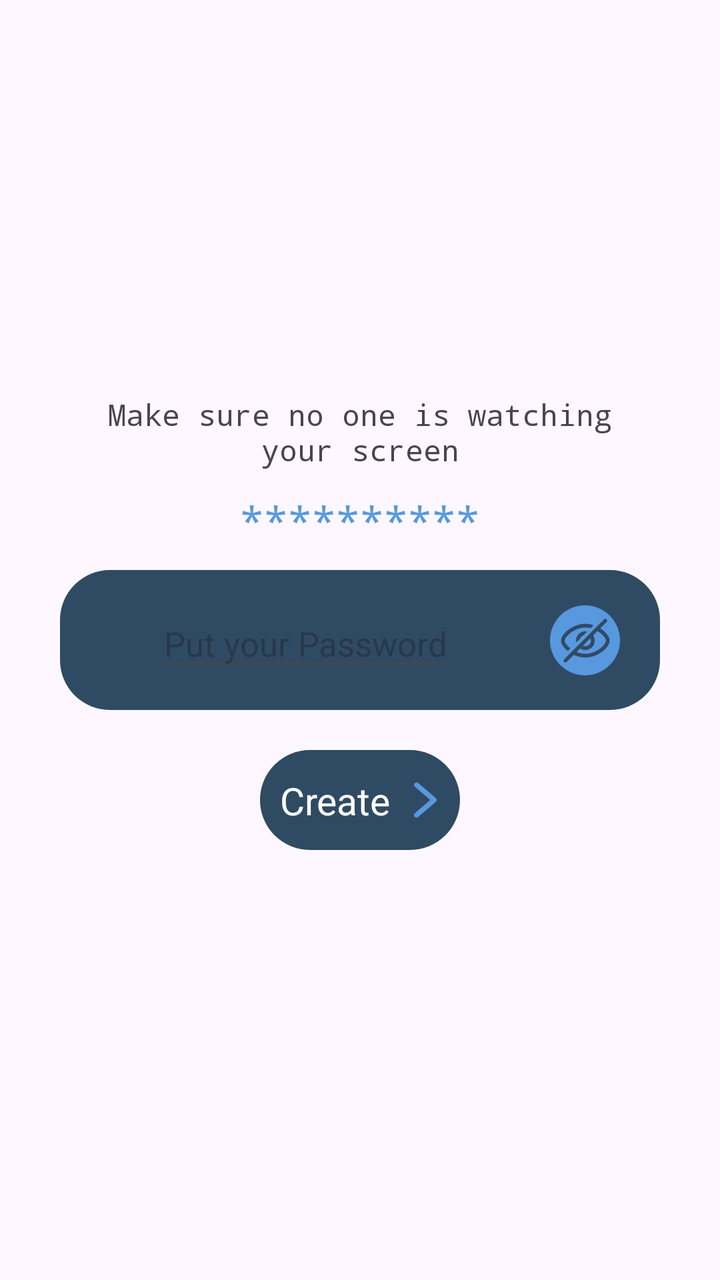
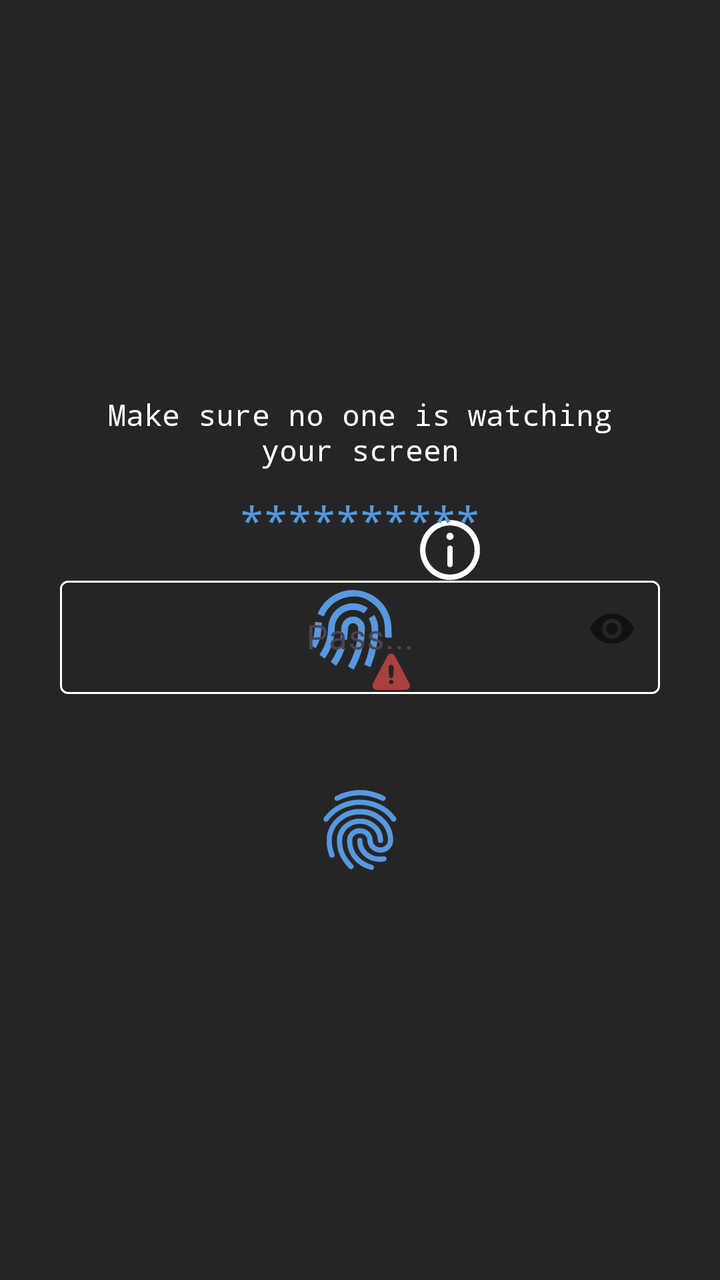

The first picture is an Android layout as it rendered before a commit; the second is the same layout after the commit. The layout source and the unified diff follow.
<!-- AndroidManifest.xml: application theme Theme.NowiLock -->
<!-- res/layout/register_activity.xml -->
<?xml version="1.0" encoding="utf-8"?>
<androidx.constraintlayout.widget.ConstraintLayout xmlns:android="http://schemas.android.com/apk/res/android"
    xmlns:app="http://schemas.android.com/apk/res-auto"
    xmlns:tools="http://schemas.android.com/tools"
    android:id="@+id/main"
    android:layout_width="match_parent"
    android:layout_height="match_parent"
    tools:context=".RegisterActivity">


    <TextView
        android:id="@+id/info"
        android:layout_width="280dp"
        android:layout_height="wrap_content"
        android:text="Make sure no one is watching your screen"
        android:fontFamily="monospace"
        app:layout_constraintBottom_toTopOf="@id/all"
        app:layout_constraintEnd_toEndOf="parent"
        app:layout_constraintStart_toStartOf="parent"
        android:layout_margin="50dp"
        android:textSize="15dp"
        android:gravity="center"
        />

    <TextView
        android:id="@+id/opor"
        android:layout_width="wrap_content"
        android:layout_height="wrap_content"
        android:text="**********"
        android:textSize="20dp"
        android:textColor="@color/blue_nowi"
        android:fontFamily="monospace"
        app:layout_constraintEnd_toEndOf="@id/all"
        app:layout_constraintStart_toStartOf="@id/all"
        app:layout_constraintBottom_toTopOf="@id/all"
        app:layout_constraintTop_toBottomOf="@id/info"
        />

    <androidx.constraintlayout.widget.ConstraintLayout
        android:id="@+id/all"
        android:layout_width="300dp"
        android:layout_height="70dp"
        android:background="@drawable/border_25"
        android:backgroundTint="@color/blue_oscuro"
        app:layout_constraintTop_toTopOf="parent"
        app:layout_constraintBottom_toBottomOf="parent"
        app:layout_constraintEnd_toEndOf="parent"
        app:layout_constraintStart_toStartOf="parent"
        >

        <EditText
            android:id="@+id/input_pass"
            android:layout_width="wrap_content"
            android:layout_height="wrap_content"
            android:maxWidth="200dp"
            app:layout_constraintTop_toTopOf="parent"
            app:layout_constraintBottom_toBottomOf="parent"
            app:layout_constraintStart_toStartOf="parent"
            app:layout_constraintEnd_toStartOf="@id/visible_all"
            android:hint="Put your Password"
            android:textSize="17dp"
            android:textColor="@color/white"
            android:gravity="center"
            android:maxLines="1"
            android:inputType="textPassword"
            />

        <com.google.android.material.progressindicator.LinearProgressIndicator
            android:id="@+id/progress"
            android:layout_width="130dp"
            android:layout_height="wrap_content"
            android:background="@drawable/border_25"
            app:trackColor="@color/blue_oscuro"
            app:indicatorColor="@color/blue_oscuro"
            app:layout_constraintEnd_toEndOf="@id/input_pass"
            app:layout_constraintStart_toStartOf="@id/input_pass"
            app:layout_constraintTop_toBottomOf="@id/input_pass"
            />

        <androidx.constraintlayout.widget.ConstraintLayout
            android:id="@+id/visible_all"
            android:layout_width="35dp"
            android:layout_height="35dp"
            app:layout_constraintEnd_toEndOf="parent"
            app:layout_constraintTop_toTopOf="parent"
            app:layout_constraintBottom_toBottomOf="parent"
            android:background="@drawable/border_25"
            android:backgroundTint="@color/blue_nowi"
            android:layout_marginEnd="20dp"
            >

            <com.google.android.material.imageview.ShapeableImageView
                android:id="@+id/visible_icon"
                android:layout_width="wrap_content"
                android:layout_height="wrap_content"
                android:src="@drawable/close_eye"
                app:layout_constraintTop_toTopOf="parent"
                app:layout_constraintBottom_toBottomOf="parent"
                app:layout_constraintEnd_toEndOf="parent"
                app:layout_constraintStart_toStartOf="parent"
                />

        </androidx.constraintlayout.widget.ConstraintLayout>
    </androidx.constraintlayout.widget.ConstraintLayout>

    <androidx.constraintlayout.widget.ConstraintLayout
        android:id="@+id/bottom_create"
        android:layout_width="100dp"
        android:layout_height="50dp"
        android:background="@drawable/border_25"
        android:backgroundTint="@color/blue_oscuro"
        app:layout_constraintTop_toBottomOf="@id/all"
        app:layout_constraintEnd_toEndOf="@id/all"
        app:layout_constraintStart_toStartOf="@id/all"
        android:layout_marginTop="20dp"
        >

        <TextView
            android:id="@+id/text_create"
            android:layout_width="wrap_content"
            android:layout_height="wrap_content"
            android:text="Create"
            android:textSize="19dp"
            android:textColor="@color/white"
            app:layout_constraintTop_toTopOf="parent"
            app:layout_constraintBottom_toBottomOf="parent"
            app:layout_constraintStart_toStartOf="parent"
            android:layout_marginStart="10dp"
            />

        <com.google.android.material.imageview.ShapeableImageView
            android:layout_width="wrap_content"
            android:layout_height="wrap_content"
            android:src="@drawable/arrow_r"
            app:layout_constraintTop_toTopOf="parent"
            app:layout_constraintBottom_toBottomOf="parent"
            app:layout_constraintEnd_toEndOf="parent"
            app:layout_constraintStart_toEndOf="@id/text_create"
            />
    </androidx.constraintlayout.widget.ConstraintLayout>
</androidx.constraintlayout.widget.ConstraintLayout>
<!-- resources referenced by this layout -->
<resources>
  <color name="blue_nowi">#5898df</color>
  <color name="blue_oscuro">#2f4b64</color>
  <color name="white">#FFFFFFFF</color>
  <!-- drawable arrow_r (drawable) -->
  <vector xmlns:android="http://schemas.android.com/apk/res/android" android:height="30dp" android:viewportHeight="512" android:viewportWidth="512" android:width="30dp">
        
      <path android:fillColor="@color/blue_nowi" android:pathData="M172.1,108.6c-9.4,4.7 -13.7,14.7 -10.7,24.9 1.1,3.7 2.9,6.3 6.8,10.1 2.9,2.8 33.3,29 67.6,58.3 34.2,29.3 62.2,53.5 62.1,53.9 0,0.4 -27.7,24.3 -61.5,53.2 -77.7,66.3 -74,62.9 -75.9,69.3 -5.4,18.1 13.4,33.9 29.8,25.1 5.9,-3.2 154.9,-131 158.3,-135.8 6.4,-9 5.1,-19.6 -3.3,-27.8 -2.6,-2.5 -38.2,-33.1 -79,-68 -55.6,-47.6 -75.1,-63.7 -78.1,-64.6 -6,-1.8 -10.3,-1.4 -16.1,1.4z" android:strokeColor="#00000000"/>
      
  </vector>
  <!-- drawable border_25 (drawable) -->
  <?xml version="1.0" encoding="utf-8"?>
  <shape xmlns:android="http://schemas.android.com/apk/res/android">
  
      <corners android:radius="25dp"/>
  </shape>
  <!-- drawable close_eye: vector/xml drawable (drawable, 2137 chars, omitted) -->
  <style name="Theme.NowiLock" parent="Base.Theme.NowiLock" />
  <style name="Base.Theme.NowiLock" parent="Theme.Material3.DayNight.NoActionBar">
          
          
      </style>
</resources>

<!-- the commit's change to res/layout/register_activity.xml (unified diff, before → after) -->
@@ -5,137 +5,135 @@
     android:id="@+id/main"
     android:layout_width="match_parent"
     android:layout_height="match_parent"
-    tools:context=".RegisterActivity">
-
-
-    <TextView
-        android:id="@+id/info"
-        android:layout_width="280dp"
-        android:layout_height="wrap_content"
-        android:text="Make sure no one is watching your screen"
-        android:fontFamily="monospace"
-        app:layout_constraintBottom_toTopOf="@id/all"
-        app:layout_constraintEnd_toEndOf="parent"
-        app:layout_constraintStart_toStartOf="parent"
-        android:layout_margin="50dp"
-        android:textSize="15dp"
-        android:gravity="center"
-        />
-
-    <TextView
-        android:id="@+id/opor"
-        android:layout_width="wrap_content"
-        android:layout_height="wrap_content"
-        android:text="**********"
-        android:textSize="20dp"
-        android:textColor="@color/blue_nowi"
-        android:fontFamily="monospace"
-        app:layout_constraintEnd_toEndOf="@id/all"
-        app:layout_constraintStart_toStartOf="@id/all"
-        app:layout_constraintBottom_toTopOf="@id/all"
-        app:layout_constraintTop_toBottomOf="@id/info"
-        />
+    tools:context=".RegisterActivity"
+    android:background="@color/grew_o_2">
 
     <androidx.constraintlayout.widget.ConstraintLayout
-        android:id="@+id/all"
-        android:layout_width="300dp"
-        android:layout_height="70dp"
-        android:background="@drawable/border_25"
-        android:backgroundTint="@color/blue_oscuro"
+        android:id="@+id/back_all_bio_error"
+        android:layout_width="200dp"
+        android:layout_height="200dp"
+        app:layout_constraintTop_toTopOf="parent"
+        app:layout_constraintBottom_toBottomOf="parent"
+        app:layout_constraintStart_toStartOf="parent"
+        app:layout_constraintEnd_toEndOf="parent"
+        >
+
+        <com.google.android.material.imageview.ShapeableImageView
+            android:id="@+id/bio_error"
+            android:layout_width="wrap_content"
+            android:layout_height="wrap_content"
+            android:src="@drawable/biometric_error"
+            app:layout_constraintTop_toTopOf="parent"
+            app:layout_constraintBottom_toBottomOf="parent"
+            app:layout_constraintEnd_toEndOf="parent"
+            app:layout_constraintStart_toStartOf="parent"
+            />
+
+        <com.google.android.material.imageview.ShapeableImageView
+            android:id="@+id/info_bio_error"
+            android:layout_width="wrap_content"
+            android:layout_height="wrap_content"
+            android:src="@drawable/information"
+            app:layout_constraintStart_toEndOf="@id/bio_error"
+            app:layout_constraintBottom_toTopOf="@id/bio_error"
+            android:layout_marginBottom="5dp"
+            android:layout_marginStart="5dp"
+            />
+
+    </androidx.constraintlayout.widget.ConstraintLayout>
+
+    <androidx.constraintlayout.widget.ConstraintLayout
+        android:id="@+id/back_all"
+        android:layout_width="320dp"
+        android:layout_height="300dp"
         app:layout_constraintTop_toTopOf="parent"
         app:layout_constraintBottom_toBottomOf="parent"
         app:layout_constraintEnd_toEndOf="parent"
         app:layout_constraintStart_toStartOf="parent"
         >
 
-        <EditText
-            android:id="@+id/input_pass"
+        <TextView
+            android:id="@+id/info"
+            android:layout_width="280dp"
+            android:layout_height="wrap_content"
+            android:text="Make sure no one is watching your screen"
+            android:fontFamily="monospace"
+            app:layout_constraintBottom_toTopOf="@id/all"
+            app:layout_constraintEnd_toEndOf="parent"
+            app:layout_constraintStart_toStartOf="parent"
+            android:layout_margin="50dp"
+            android:textSize="15dp"
+            android:gravity="center"
+            android:textColor="@color/white"
+            />
+
+        <TextView
+            android:id="@+id/opor"
             android:layout_width="wrap_content"
             android:layout_height="wrap_content"
-            android:maxWidth="200dp"
+            android:text="**********"
+            android:textSize="20dp"
+            android:textColor="@color/blue_nowi"
+            android:fontFamily="monospace"
+            app:layout_constraintEnd_toEndOf="@id/all"
+            app:layout_constraintStart_toStartOf="@id/all"
+            app:layout_constraintBottom_toTopOf="@id/all"
+            app:layout_constraintTop_toBottomOf="@id/info"
+            />
+
+        <com.google.android.material.textfield.TextInputLayout
+            android:id="@+id/all"
+            android:layout_width="300dp"
+            android:layout_height="70dp"
             app:layout_constraintTop_toTopOf="parent"
             app:layout_constraintBottom_toBottomOf="parent"
+            app:layout_constraintEnd_toEndOf="parent"
             app:layout_constraintStart_toStartOf="parent"
-            app:layout_constraintEnd_toStartOf="@id/visible_all"
-            android:hint="Put your Password"
-            android:textSize="17dp"
-            android:textColor="@color/white"
-            android:gravity="center"
-            android:maxLines="1"
-            android:inputType="textPassword"
-            />
+            app:boxStrokeColor="@color/style_blue_white"
+            app:passwordToggleEnabled="true"
+            >
+
+            <EditText
+                android:id="@+id/input_pass"
+                android:layout_width="300dp"
+                android:layout_height="wrap_content"
+                app:layout_constraintTop_toTopOf="parent"
+                app:layout_constraintBottom_toBottomOf="parent"
+                app:layout_constraintStart_toStartOf="parent"
+                android:hint="Pass..."
+                android:textSize="17dp"
+                android:textColor="@color/white"
+                android:gravity="center"
+                android:maxLines="1"
+                android:inputType="textPassword"
+                />
+
+
+        </com.google.android.material.textfield.TextInputLayout>
 
         <com.google.android.material.progressindicator.LinearProgressIndicator
             android:id="@+id/progress"
-            android:layout_width="130dp"
+            android:layout_width="200dp"
             android:layout_height="wrap_content"
-            android:background="@drawable/border_25"
-            app:trackColor="@color/blue_oscuro"
-            app:indicatorColor="@color/blue_oscuro"
-            app:layout_constraintEnd_toEndOf="@id/input_pass"
-            app:layout_constraintStart_toStartOf="@id/input_pass"
-            app:layout_constraintTop_toBottomOf="@id/input_pass"
-            />
-
-        <androidx.constraintlayout.widget.ConstraintLayout
-            android:id="@+id/visible_all"
-            android:layout_width="35dp"
-            android:layout_height="35dp"
-            app:layout_constraintEnd_toEndOf="parent"
-            app:layout_constraintTop_toTopOf="parent"
-            app:layout_constraintBottom_toBottomOf="parent"
-            android:background="@drawable/border_25"
-            android:backgroundTint="@color/blue_nowi"
-            android:layout_marginEnd="20dp"
-            >
-
-            <com.google.android.material.imageview.ShapeableImageView
-                android:id="@+id/visible_icon"
-                android:layout_width="wrap_content"
-                android:layout_height="wrap_content"
-                android:src="@drawable/close_eye"
-                app:layout_constraintTop_toTopOf="parent"
-                app:layout_constraintBottom_toBottomOf="parent"
-                app:layout_constraintEnd_toEndOf="parent"
-                app:layout_constraintStart_toStartOf="parent"
-                />
-
-        </androidx.constraintlayout.widget.ConstraintLayout>
-    </androidx.constraintlayout.widget.ConstraintLayout>
-
-    <androidx.constraintlayout.widget.ConstraintLayout
-        android:id="@+id/bottom_create"
-        android:layout_width="100dp"
-        android:layout_height="50dp"
-        android:background="@drawable/border_25"
-        android:backgroundTint="@color/blue_oscuro"
-        app:layout_constraintTop_toBottomOf="@id/all"
-        app:layout_constraintEnd_toEndOf="@id/all"
-        app:layout_constraintStart_toStartOf="@id/all"
-        android:layout_marginTop="20dp"
-        >
-
-        <TextView
-            android:id="@+id/text_create"
-            android:layout_width="wrap_content"
-            android:layout_height="wrap_content"
-            android:text="Create"
-            android:textSize="19dp"
-            android:textColor="@color/white"
-            app:layout_constraintTop_toTopOf="parent"
-            app:layout_constraintBottom_toBottomOf="parent"
-            app:layout_constraintStart_toStartOf="parent"
-            android:layout_marginStart="10dp"
+            app:layout_constraintEnd_toEndOf="@id/all"
+            app:layout_constraintStart_toStartOf="@id/all"
+            app:layout_constraintTop_toBottomOf="@id/all"
+            app:indicatorColor="@color/grew_o_2"
+            app:trackColor="@color/grew_o_2"
             />
 
         <com.google.android.material.imageview.ShapeableImageView
+            android:id="@+id/bottom_create"
             android:layout_width="wrap_content"
             android:layout_height="wrap_content"
-            android:src="@drawable/arrow_r"
-            app:layout_constraintTop_toTopOf="parent"
-            app:layout_constraintBottom_toBottomOf="parent"
+            android:src="@drawable/fingerprint"
             app:layout_constraintEnd_toEndOf="parent"
-            app:layout_constraintStart_toEndOf="@id/text_create"
+            app:layout_constraintStart_toStartOf="parent"
+            app:layout_constraintTop_toBottomOf="@id/all"
+            android:layout_marginTop="40dp"
             />
+
     </androidx.constraintlayout.widget.ConstraintLayout>
+
+
 </androidx.constraintlayout.widget.ConstraintLayout>
<!-- resource entries referenced after the edit -->
@@ -1,21 +1,20 @@
 <!-- resources referenced by this layout -->
 <resources>
   <color name="blue_nowi">#5898df</color>
-  <color name="blue_oscuro">#2f4b64</color>
+  <color name="grew_o_2">#262525</color>
   <color name="white">#FFFFFFFF</color>
-  <!-- drawable arrow_r (drawable) -->
+  <!-- drawable biometric_error: vector/xml drawable (drawable, 4026 chars, omitted) -->
+  <!-- drawable fingerprint: vector/xml drawable (drawable, 3675 chars, omitted) -->
+  <!-- drawable information (drawable) -->
   <vector xmlns:android="http://schemas.android.com/apk/res/android" android:height="30dp" android:viewportHeight="512" android:viewportWidth="512" android:width="30dp">
         
-      <path android:fillColor="@color/blue_nowi" android:pathData="M172.1,108.6c-9.4,4.7 -13.7,14.7 -10.7,24.9 1.1,3.7 2.9,6.3 6.8,10.1 2.9,2.8 33.3,29 67.6,58.3 34.2,29.3 62.2,53.5 62.1,53.9 0,0.4 -27.7,24.3 -61.5,53.2 -77.7,66.3 -74,62.9 -75.9,69.3 -5.4,18.1 13.4,33.9 29.8,25.1 5.9,-3.2 154.9,-131 158.3,-135.8 6.4,-9 5.1,-19.6 -3.3,-27.8 -2.6,-2.5 -38.2,-33.1 -79,-68 -55.6,-47.6 -75.1,-63.7 -78.1,-64.6 -6,-1.8 -10.3,-1.4 -16.1,1.4z" android:strokeColor="#00000000"/>
+      <path android:fillColor="@color/white" android:pathData="M233,1c-49.4,4.8 -95,23 -135,53.8 -19.5,15 -44.8,43.2 -59.4,66.2 -6.3,9.9 -18.6,35.1 -23,47.1 -4.9,13.4 -10.2,34 -12.8,49.9 -3.1,19.5 -3.1,56.5 0,76 4.5,27.6 11.6,49.8 23.7,74.5 13.2,26.9 26.9,46 48.9,68.1 22.1,22 41.2,35.7 68.1,48.9 24.7,12.1 46.9,19.2 74.5,23.7 19.5,3.1 56.5,3.1 76,-0 27.6,-4.5 49.8,-11.6 74.5,-23.7 26.9,-13.2 46,-26.9 68.1,-48.9 22,-22.1 35.7,-41.2 48.9,-68.1 8.8,-17.9 13.2,-29.6 18,-47.6 6.3,-24 7.8,-37.1 7.8,-64.9 0,-27.8 -1.5,-40.9 -7.8,-64.9 -4.8,-18 -9.2,-29.7 -18,-47.6 -13.2,-26.9 -26.9,-46 -48.9,-68.1 -22.1,-22 -41.2,-35.7 -68.1,-48.9 -24.6,-12.1 -47.4,-19.3 -74,-23.5 -14.7,-2.3 -47.5,-3.4 -61.5,-2zM283.8,48.5c70.7,9.9 130.9,54 161.4,118.3 13.7,28.8 19.8,56.4 19.8,89.2 0,19.1 -1.6,32.9 -5.9,50.6 -18.2,74.1 -78.4,134.3 -152.5,152.5 -17.7,4.3 -31.5,5.9 -50.6,5.9 -19.1,-0 -32.9,-1.6 -50.6,-5.9 -74.1,-18.2 -134.3,-78.4 -152.5,-152.5 -4.3,-17.7 -5.9,-31.5 -5.9,-50.6 0,-19.1 1.6,-32.9 5.9,-50.6 18.2,-74.2 78.4,-134.4 152.7,-152.5 6.7,-1.6 16.4,-3.6 21.5,-4.3 13.1,-1.9 43.2,-2 56.7,-0.1z" android:strokeColor="#00000000"/>
+        
+      <path android:fillColor="@color/white" android:pathData="M244.4,111.1c-10,3.8 -18.1,14.8 -19.1,25.8 -1.6,17.9 12.6,33.4 30.7,33.4 24.1,-0 38.9,-26.4 26.2,-46.7 -7.9,-12.7 -23.7,-17.9 -37.8,-12.5z" android:strokeColor="#00000000"/>
+        
+      <path android:fillColor="@color/white" android:pathData="M249.2,218.5c-6.3,1.9 -11.1,6.1 -13.8,11.9l-2.4,5.1 0,75c0,70.9 0.1,75.2 1.9,79 6.7,14.4 25.5,18.1 37,7.2 1.8,-1.8 4.2,-5 5.2,-7.2 1.8,-3.8 1.9,-8.1 1.9,-79l0,-75 -2.4,-5.1c-2.8,-5.9 -7.5,-10 -14.2,-12 -5.7,-1.7 -7.6,-1.7 -13.2,0.1z" android:strokeColor="#00000000"/>
       
   </vector>
-  <!-- drawable border_25 (drawable) -->
-  <?xml version="1.0" encoding="utf-8"?>
-  <shape xmlns:android="http://schemas.android.com/apk/res/android">
-  
-      <corners android:radius="25dp"/>
-  </shape>
-  <!-- drawable close_eye: vector/xml drawable (drawable, 2137 chars, omitted) -->
   <style name="Theme.NowiLock" parent="Base.Theme.NowiLock" />
   <style name="Base.Theme.NowiLock" parent="Theme.Material3.DayNight.NoActionBar">
           
